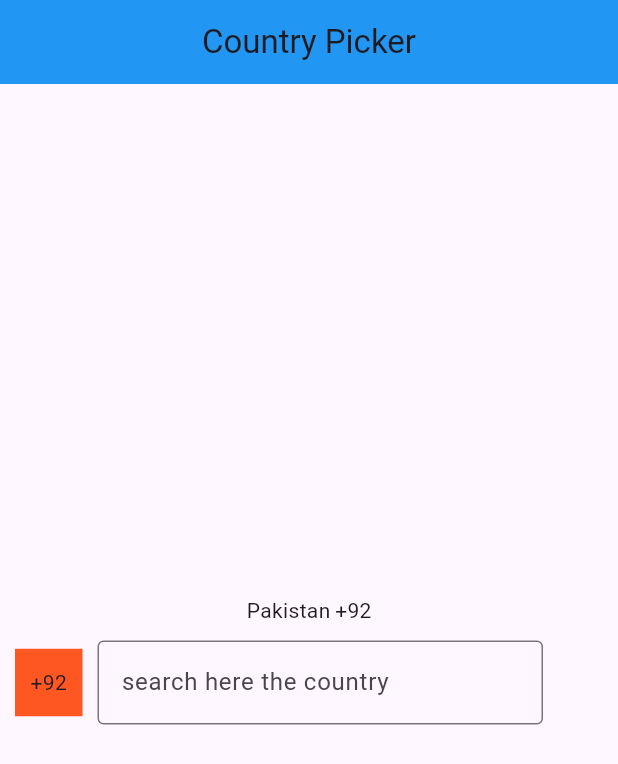
After one commit to MEhsan1237/doctor-UI, a Flutter app: the CountryPickerClass screen opened directly, on a phone screen of 412 x 824 dp. The commit adds this screen. Shown: the top 764 px of the screen. Run offline on Flutter 3.47's test engine with Material 3 defaults, Android fonts, the phone set to English and light mode, and no system bars; our stand-ins replace speech_to_text, webview_flutter; missing offline and left inert: fl_country_code_picker, language_picker.

Commit message:
upload file

```diff
--- /dev/null
+++ b/lib/countrypicker/country_picker_class.dart
@@ -0,0 +1,89 @@
+import 'package:fl_country_code_picker/fl_country_code_picker.dart';
+import 'package:flutter/material.dart';
+
+class CountryPickerClass extends StatefulWidget {
+  const CountryPickerClass({super.key});
+
+  @override
+  State<CountryPickerClass> createState() => _CountryPickerClassState();
+}
+
+class _CountryPickerClassState extends State<CountryPickerClass> {
+  final pickerCountry = FlCountryCodePicker();
+  final textController = TextEditingController();
+  String? countryName = "Pakistan";
+  String? countryCode = "+92";
+
+  @override
+  Widget build(BuildContext context) {
+    return Scaffold(
+      appBar: AppBar(
+        title: Text("Country Picker"),
+        centerTitle: true,
+        backgroundColor: Colors.blue,
+      ),
+      body: Center(
+        child: Column(
+          crossAxisAlignment: CrossAxisAlignment.center,
+          mainAxisAlignment: MainAxisAlignment.center,
+          children: [
+            Row(
+              crossAxisAlignment: CrossAxisAlignment.center,
+              mainAxisAlignment: MainAxisAlignment.center,
+              children: [
+                Text(countryName.toString()),
+                SizedBox(width: 3),
+                Text(countryCode.toString()),
+              ],
+            ),
+            SizedBox(height: 10,),
+            Row(
+                crossAxisAlignment: CrossAxisAlignment.center,
+                mainAxisAlignment: MainAxisAlignment.center,
+                children: [
+                  Padding(
+                    padding: const EdgeInsets.only(left: 10.0),
+                    child: InkWell(
+                        onTap: ()async{
+                          final picker = await pickerCountry.showPicker(context: context);
+                          setState(() {
+                            countryName = picker!.name.toString();
+                            countryCode =  "(${picker.dialCode.toString()})";
+                          });},
+                      child: Container(
+                        width: 45,
+                        height: 45,
+
+                        decoration: BoxDecoration(color: Colors.deepOrange),
+                        child: Center(
+                          child: Text(
+                            countryCode.toString(),
+                            textAlign: TextAlign.center,
+                          ),
+                        ),
+                      ),
+                    ),
+                  ),
+
+                  Expanded(
+                    child: Padding(
+                      padding: const EdgeInsets.only(right: 50.0,left: 10),
+                      child: TextFormField(
+                        controller: textController,
+                        decoration: InputDecoration(
+
+                          hintText: "search here the country",
+                          border: OutlineInputBorder(),
+                        ),
+                      ),
+                    ),
+                  )
+                ],
+              ),
+
+          ],
+        ),
+      ),
+    );
+  }
+}
--- a/lib/main18.dart
+++ b/lib/main18.dart
@@ -1,5 +1,6 @@
 import 'package:flutter/material.dart';
 
+import 'countrypicker/country_picker_class.dart';
 import 'languagepic/language_picker_file.dart';
 
 
@@ -8,6 +9,6 @@ void main ()
 
   runApp(MaterialApp(
     debugShowCheckedModeBanner: false,
-    home: LanguagePickClass(),
+    home: CountryPickerClass(),
   ));
 }
--- a/pubspec.yaml
+++ b/pubspec.yaml
@@ -40,6 +40,7 @@ dependencies:
   url_launcher: ^6.3.2
   webview_flutter: ^4.13.0
   language_picker: ^0.4.5
+  fl_country_code_picker: ^0.1.9+1
 
 dev_dependencies:
   flutter_test:
```
Also changed, not shown: pubspec.lock.
